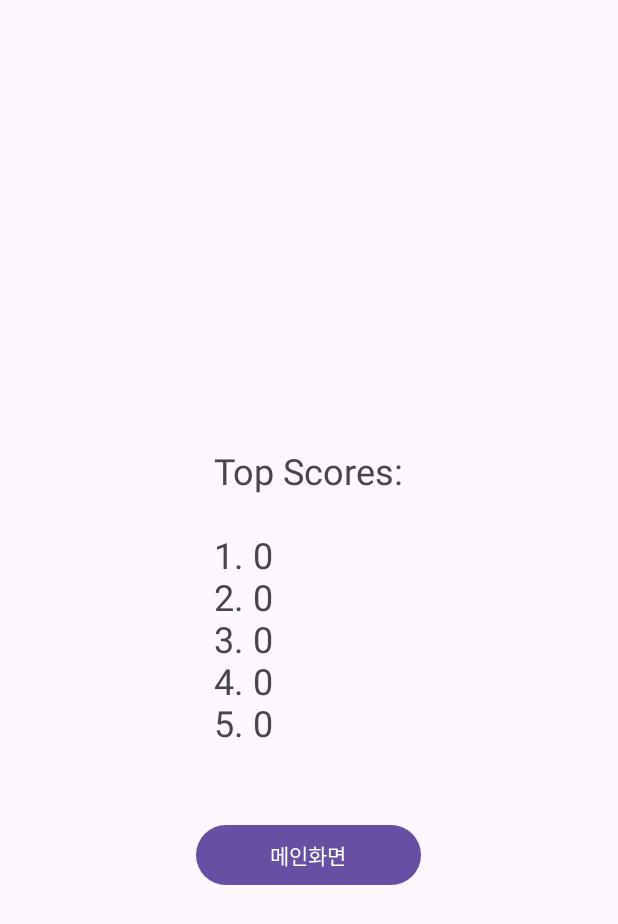
After one commit to chawoa/FlappyHUFS, an Android app: the ScoreCheck screen opened directly, with no data from a screen before it, on a phone screen of 412 x 824 dp. The commit adds this screen. Shown: the top 924 px of the screen. Run offline under Robolectric (Android 15) with nearby library versions, the light colour scheme and no system bars.

Commit message:
기록 버튼 및 점수 기록 기능 추가

```diff
--- a/app/src/main/AndroidManifest.xml
+++ b/app/src/main/AndroidManifest.xml
@@ -16,6 +16,9 @@
             android:name=".SelectChar"
             android:exported="false" />
         <activity
+            android:name=".ScoreCheck"
+            android:exported="false" />
+        <activity
             android:name=".GameOver"
             android:exported="false" />
         <activity
--- a/app/src/main/java/com/example/android_sw/AppHolder.java
+++ b/app/src/main/java/com/example/android_sw/AppHolder.java
@@ -21,7 +21,7 @@ public class AppHolder {
     static  Context gameActivityContext;
     static SoundPlayer soundPlay;
 
-    public static void assign(Context context){
+    public static void assign(Context context) {
         mapScreenSize(context);
         bitmapControl = new BitmapControl(context.getResources());
         holdGameVariables();
@@ -34,7 +34,7 @@ public class AppHolder {
         return soundPlay;
     }
 
-    public static void holdGameVariables(){
+    public static void holdGameVariables() {
         AppHolder.gravityPull = 5;
         AppHolder.JUMP_VELOCITY = -50;
         AppHolder.obstacleGap = 650;
@@ -52,7 +52,7 @@ public class AppHolder {
         return gameManager;
     }
 
-    private static void mapScreenSize(Context context){
+    private static void mapScreenSize(Context context) {
         WindowManager manager = (WindowManager) context.getSystemService(context.WINDOW_SERVICE);
         Display dsp = manager.getDefaultDisplay();
         DisplayMetrics dMetrics = new DisplayMetrics();
--- a/app/src/main/java/com/example/android_sw/BitmapControl.java
+++ b/app/src/main/java/com/example/android_sw/BitmapControl.java
@@ -7,8 +7,7 @@ import android.graphics.BitmapFactory;
 public class BitmapControl {
     Bitmap background;
     Bitmap[] SwimmingChar;
-    Bitmap upObstacle;
-    Bitmap downObstacle;
+    Bitmap upObstacle, downObstacle;
     Bitmap upColoredObstacle, downColoredObstacle;
     public BitmapControl(Resources res) {
         background = BitmapFactory.decodeResource(res, R.drawable.background);
@@ -58,7 +57,7 @@ public class BitmapControl {
     public int getBackgroundHeight(){
         return background.getHeight();
     }
-    public Bitmap imageScale(Bitmap bitmap){
+    public Bitmap imageScale(Bitmap bitmap) {
         float width_heightRatio = getBackgroundWidth() / getBackgroundHeight();
         int bgScaleWidth = (int)width_heightRatio*AppHolder.SCRN_WIDTH_X;
         return Bitmap.createScaledBitmap(bitmap, bgScaleWidth, AppHolder.SCRN_HEIGHT_Y, false);
--- a/app/src/main/java/com/example/android_sw/ObstacleCollection.java
+++ b/app/src/main/java/com/example/android_sw/ObstacleCollection.java
@@ -24,7 +24,7 @@ public class ObstacleCollection {
     public int getXObstacle(){
         return xObstacle;
     }
-    public int getUpObstacle_Y(){
+    public int getUpObstacle_Y() {
         return upObstacleCollection_Y - AppHolder.getBitmapControl().getObstacleHeight();
     }
     public int getDownObstacle_Y(){
@@ -33,7 +33,7 @@ public class ObstacleCollection {
     public void setXobstacle(int x_Obstacle){
         this.xObstacle = x_Obstacle;
     }
-    public void setUpObstacleCollection_Y(int upTubeCollection_Y){
+    public void setUpObstacleCollection_Y(int upTubeCollection_Y) {
         this.upObstacleCollection_Y = upTubeCollection_Y;
     }
 }
--- /dev/null
+++ b/app/src/main/java/com/example/android_sw/ScoreCheck.java
@@ -0,0 +1,73 @@
+package com.example.android_sw;
+
+import android.content.Context;
+import android.content.Intent;
+import android.content.SharedPreferences;
+import android.os.Bundle;
+import android.view.View;
+import android.widget.TextView;
+
+import androidx.appcompat.app.AppCompatActivity;
+
+public class ScoreCheck extends AppCompatActivity {
+
+    TextView topScoresDisplay;
+
+    @Override
+    protected void onCreate(Bundle savedInstanceState) {
+        super.onCreate(savedInstanceState);
+        setContentView(R.layout.activity_score_check);
+
+        topScoresDisplay = findViewById(R.id.topScoresDisplay);
+
+        StringBuilder scores = new StringBuilder("Top Scores:\n\n");
+        SharedPreferences pref = getSharedPreferences("myStoragePreference", 0);
+
+        for (int i = 1; i <= 5; i++) {
+            int score = pref.getInt("score" + i, 0);
+            scores.append(i).append(". ").append(score).append("\n");
+        }
+
+        topScoresDisplay.setText(scores.toString());
+    }
+
+    public static void updateBestScore(Context context, int score) {
+        SharedPreferences pref = context.getSharedPreferences("myStoragePreference", Context.MODE_PRIVATE);
+        SharedPreferences.Editor editor = pref.edit();
+
+        int[] scores = getBestScores(context);
+
+        for (int i = 0; i < scores.length; i++) {
+            if (score > scores[i]) {
+                for (int j = scores.length - 1; j > i; j--) {
+                    scores[j] = scores[j - 1];
+                }
+                scores[i] = score;
+                break;
+            }
+        }
+
+        for (int i = 0; i < scores.length; i++) {
+            editor.putInt("score" + (i + 1), scores[i]);
+        }
+
+        editor.apply();
+    }
+
+    public static int[] getBestScores(Context context) {
+        SharedPreferences pref = context.getSharedPreferences("myStoragePreference", Context.MODE_PRIVATE);
+        int[] scores = new int[5];
+
+        for (int i = 0; i < scores.length; i++) {
+            scores[i] = pref.getInt("score" + (i + 1), 0);
+        }
+
+        return scores;
+    }
+
+    public void BackToMain(View view) {
+        Intent intent = new Intent(this, MainActivity.class);
+        startActivity(intent);
+        finish();
+    }
+}
--- a/app/src/main/java/com/example/android_sw/SelectChar.java
+++ b/app/src/main/java/com/example/android_sw/SelectChar.java
@@ -16,13 +16,13 @@ public class SelectChar extends AppCompatActivity {
         setContentView(R.layout.activity_select_char);
     }
 
-    public void BackToMain(View view){
+    public void BackToMain(View view) {
         Intent intent = new Intent(this, MainActivity.class);
         startActivity(intent);
         finish();
     }
 
-    public void CheckChar(View view){
+    public void CheckChar(View view) {
         ImageButton clickedButton = (ImageButton) view;
 
 
--- a/app/src/main/res/layout/activity_game_over.xml
+++ b/app/src/main/res/layout/activity_game_over.xml
@@ -92,7 +92,7 @@
             android:layout_centerHorizontal="true"
             android:background="@drawable/btn_gradient_style"
             android:fontFamily="@font/fonta"
-            android:text="RESTART"
+            android:text="재시작"
             android:textColor="@color/myColor"
             android:textSize="24sp"></Button>
     </RelativeLayout>
--- a/app/src/main/res/layout/activity_main.xml
+++ b/app/src/main/res/layout/activity_main.xml
@@ -44,6 +44,7 @@
         android:layout_marginTop="40dp"
         android:background="@drawable/btn_gradient_style"
         android:fontFamily="@font/fonta"
+        android:onClick="scoreCheck"
         android:text="기록"
         android:textColor="@color/myColor"
         android:textSize="34sp"></Button>
--- /dev/null
+++ b/app/src/main/res/layout/activity_score_check.xml
@@ -0,0 +1,24 @@
+<?xml version="1.0" encoding="utf-8"?>
+<RelativeLayout xmlns:android="http://schemas.android.com/apk/res/android"
+    xmlns:tools="http://schemas.android.com/tools"
+    android:layout_width="match_parent"
+    android:layout_height="match_parent">
+
+    <TextView
+        android:id="@+id/topScoresDisplay"
+        android:layout_width="wrap_content"
+        android:layout_height="wrap_content"
+        android:layout_centerInParent="true"
+        android:textSize="24sp" />
+
+    <Button
+        android:id="@+id/btnMain"
+        android:layout_width="150dp"
+        android:layout_height="wrap_content"
+        android:layout_below="@id/topScoresDisplay"
+        android:layout_centerHorizontal="true"
+        android:layout_marginTop="20dp"
+        android:onClick="BackToMain"
+        android:text="메인화면" />
+
+</RelativeLayout>
```
Also changed, not shown: app/src/main/java/com/example/android_sw/GameManager.java (+27 -28 lines), app/src/main/java/com/example/android_sw/GameOver.java (+12 -14 lines), app/src/main/java/com/example/android_sw/GamePlay.java (+6 -6 lines), app/src/main/java/com/example/android_sw/MainActivity.java (+7 -2 lines), app/src/main/java/com/example/android_sw/MainThread.java (+11 -11 lines), app/src/main/java/com/example/android_sw/SoundPlayer.java (+8 -8 lines).
